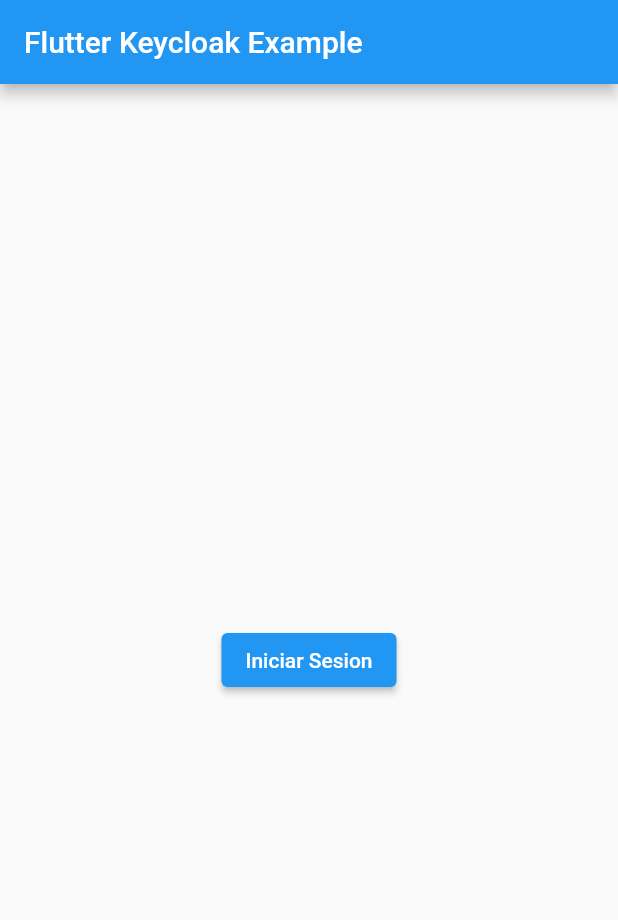
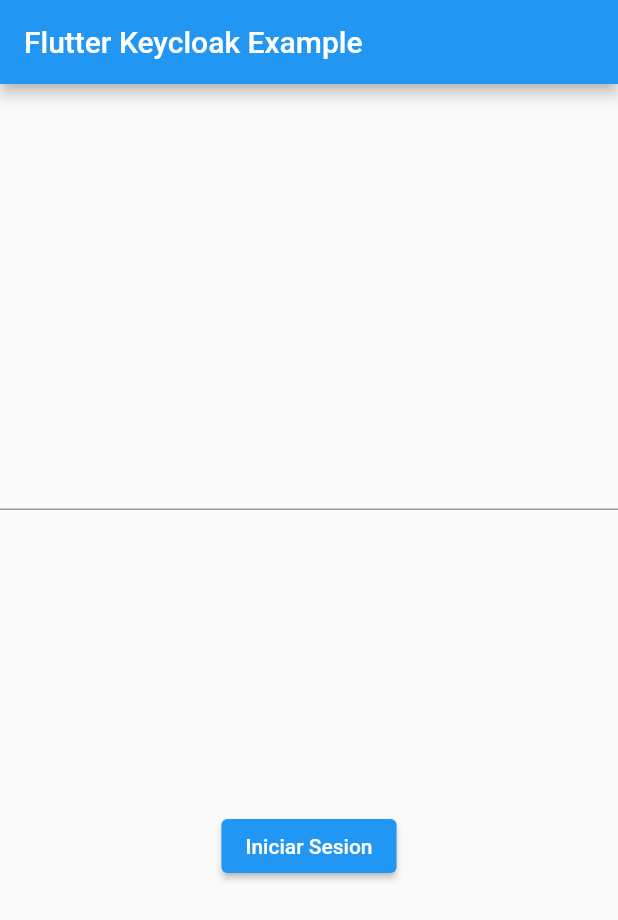
Before and after one commit to RogwiCajas/keycloack_tets, a Flutter app: the screen it shows after launch, after a tap on "Iniciar Sesion", on a phone screen of 412 x 824 dp. Shown: the top 920 px of the screen. Run offline on Flutter 3.47's test engine with Material 2 defaults, Android fonts, the phone set to English and light mode, and no system bars; missing offline and left inert: flutter_appauth.

Commit message:
recuperacion d etoken

```diff
--- a/lib/main.dart
+++ b/lib/main.dart
@@ -41,6 +41,8 @@ class FlutterKeycloakExample extends StatefulWidget {
 }
 
 class FlutterKeycloakExampleState extends State<FlutterKeycloakExample> {
+  TextEditingController controller = TextEditingController();
+
   @override
   void initState() {
     super.initState();
@@ -58,11 +60,23 @@ class FlutterKeycloakExampleState extends State<FlutterKeycloakExample> {
           title: Text(widget.title),
         ),
         body: Center(
-          child: ElevatedButton(
-            onPressed: () async {
-              requestAuth(tokenRequest);
-            },
-            child: const Text("Iniciar Sesion"),
+          child: Column(
+            mainAxisAlignment: MainAxisAlignment.center,
+            children: [
+              TextField(
+                controller: controller,
+              ),
+              const SizedBox(
+                height: 200,
+              ),
+              ElevatedButton(
+                onPressed: () async {
+                  requestAuth(tokenRequest);
+                  setState(() {});
+                },
+                child: const Text("Iniciar Sesion"),
+              ),
+            ],
           ),
         ));
   }
@@ -79,6 +93,16 @@ class FlutterKeycloakExampleState extends State<FlutterKeycloakExample> {
 
       // Usa los kens para acceder a recursos protegidos en tu aplicación móvil.
       print("si");
+      print(result.tokenType);
+      print(accessToken);
+      print(refreshToken);
+      print(tokenExpiration);
+      print(result.authorizationAdditionalParameters);
+      print(result.idToken);
+      print(result.scopes);
+
+      print(result.tokenAdditionalParameters);
+      controller.text = accessToken!;
     } else {
       // La autenticación falló o el usuario canceló el inicio de sesión.
       print("no");
```
